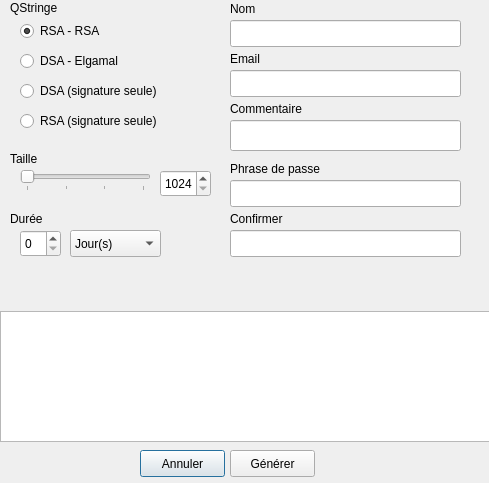
Before: the Qt Designer form GuiPG/src/View/keycreation.ui in Diakakodo/GuiPG, drawn with Qt 5.
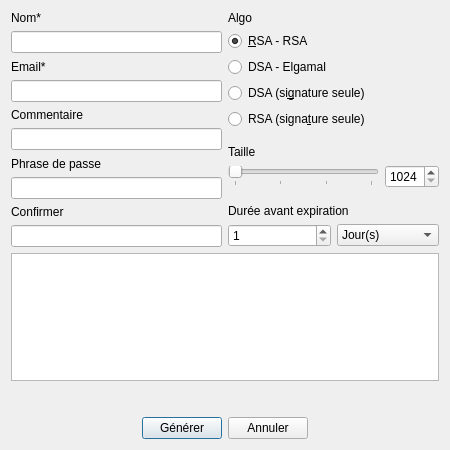
After: the same form once the commit is applied.

Commit message: maj creation de clefs, ajout de plein de layout de partout, la vue se comporte beaucoup mieuxgit add GuiPG/src/View/keycreation.*! Correction de la gestion de la passphrase, (elle est non obligatoire, et le commentaire aussi, et aussi plus de missing argument de la part de notre cher gpg si on ne renseigne pas ces champs

```diff
--- a/GuiPG/src/View/keycreation.ui
+++ b/GuiPG/src/View/keycreation.ui
@@ -6,90 +6,163 @@
    <rect>
     <x>0</x>
     <y>0</y>
-    <width>489</width>
-    <height>483</height>
+    <width>450</width>
+    <height>450</height>
    </rect>
   </property>
+  <property name="minimumSize">
+   <size>
+    <width>450</width>
+    <height>450</height>
+   </size>
+  </property>
   <property name="windowTitle">
    <string>Création de clé</string>
   </property>
+  <layout class="QVBoxLayout" name="verticalLayout_4">
+   <item>
+    <layout class="QHBoxLayout" name="horizontalLayout_3">
+     <item>
+      <layout class="QVBoxLayout" name="verticalLayout_2">
+       <item>
+        <widget class="QLabel" name="label_4">
+         <property name="text">
+          <string>Nom*</string>
+         </property>
+        </widget>
+       </item>
+       <item>
+        <widget class="QLineEdit" name="lineEdit"/>
+       </item>
+       <item>
+        <widget class="QLabel" name="label_6">
+         <property name="text">
+          <string>Email*</string>
+         </property>
+        </widget>
+       </item>
+       <item>
+        <widget class="QLineEdit" name="lineEdit_3"/>
+       </item>
+       <item>
+        <widget class="QLabel" name="label_7">
+         <property name="text">
+          <string>Commentaire</string>
+         </property>
+        </widget>
+       </item>
+       <item>
+        <widget class="QLineEdit" name="lineEdit_2"/>
+       </item>
+       <item>
+        <widget class="QLabel" name="label_8">
+         <property name="text">
+          <string>Phrase de passe</string>
+         </property>
+        </widget>
+       </item>
+       <item>
+        <widget class="QLineEdit" name="lineEdit_4">
+         <property name="echoMode">
+          <enum>QLineEdit::Password</enum>
+         </property>
+        </widget>
+       </item>
+       <item>
+        <widget class="QLabel" name="label_9">
+         <property name="text">
+          <string>Confirmer</string>
+         </property>
+        </widget>
+       </item>
+       <item>
+        <widget class="QLineEdit" name="lineEdit_5">
+         <property name="echoMode">
+          <enum>QLineEdit::Password</enum>
+         </property>
+        </widget>
+       </item>
+      </layout>
+     </item>
+     <item>
+      <layout class="QVBoxLayout" name="verticalLayout_3">
+       <item>
   <widget class="QLabel" name="label">
-   <property name="geometry">
-    <rect>
-     <x>10</x>
-     <y>0</y>
-     <width>71</width>
-     <height>16</height>
-    </rect>
+         <property name="sizePolicy">
+          <sizepolicy hsizetype="Preferred" vsizetype="Fixed">
+           <horstretch>0</horstretch>
+           <verstretch>0</verstretch>
+          </sizepolicy>
    </property>
    <property name="text">
-    <string>QStringe</string>
-   </property>
-  </widget>
+          <string>Algo</string>
+         </property>
+        </widget>
+       </item>
+       <item>
   <widget class="QRadioButton" name="radioButton">
-   <property name="geometry">
-    <rect>
-     <x>20</x>
-     <y>20</y>
-     <width>102</width>
-     <height>22</height>
-    </rect>
-   </property>
    <property name="text">
-    <string>RSA - RSA</string>
+          <string>&amp;RSA - RSA</string>
    </property>
    <property name="checked">
     <bool>true</bool>
    </property>
   </widget>
+       </item>
+       <item>
   <widget class="QRadioButton" name="radioButton_2">
-   <property name="geometry">
-    <rect>
-     <x>20</x>
-     <y>50</y>
-     <width>111</width>
-     <height>22</height>
-    </rect>
-   </property>
    <property name="text">
     <string>DSA - Elgamal</string>
    </property>
   </widget>
+       </item>
+       <item>
   <widget class="QRadioButton" name="radioButton_3">
-   <property name="geometry">
-    <rect>
-     <x>20</x>
-     <y>80</y>
-     <width>161</width>
-     <height>22</height>
-    </rect>
-   </property>
    <property name="text">
-    <string>DSA (signature seule)</string>
-   </property>
-  </widget>
+          <string>DSA (si&amp;gnature seule)</string>
+         </property>
+        </widget>
+       </item>
+       <item>
   <widget class="QRadioButton" name="radioButton_4">
-   <property name="geometry">
-    <rect>
-     <x>20</x>
-     <y>110</y>
-     <width>151</width>
-     <height>22</height>
-    </rect>
-   </property>
+         <property name="text">
+          <string>RSA (signa&amp;ture seule)</string>
+         </property>
+        </widget>
+       </item>
+       <item>
+        <spacer name="verticalSpacer">
+         <property name="orientation">
+          <enum>Qt::Vertical</enum>
+         </property>
+         <property name="sizeType">
+          <enum>QSizePolicy::Fixed</enum>
+         </property>
+         <property name="sizeHint" stdset="0">
+          <size>
+           <width>20</width>
+           <height>10</height>
+          </size>
+         </property>
+        </spacer>
+       </item>
+       <item>
+        <widget class="QLabel" name="label_2">
+         <property name="sizePolicy">
+          <sizepolicy hsizetype="Preferred" vsizetype="Fixed">
+           <horstretch>0</horstretch>
+           <verstretch>0</verstretch>
+          </sizepolicy>
+         </property>
    <property name="text">
-    <string>RSA (signature seule)</string>
-   </property>
-  </widget>
+          <string>Taille</string>
+         </property>
+        </widget>
+       </item>
+       <item>
+        <layout class="QHBoxLayout" name="horizontalLayout">
+         <item>
   <widget class="QSlider" name="horizontalSlider">
-   <property name="geometry">
-    <rect>
-     <x>20</x>
-     <y>170</y>
-     <width>131</width>
-     <height>21</height>
-    </rect>
-   </property>
    <property name="toolTip">
     <string/>
    </property>
@@ -118,44 +191,71 @@
     <number>1024</number>
    </property>
   </widget>
-  <widget class="QLabel" name="label_2">
-   <property name="geometry">
-    <rect>
-     <x>10</x>
-     <y>150</y>
-     <width>71</width>
-     <height>17</height>
-    </rect>
-   </property>
-   <property name="text">
-    <string>Taille</string>
-   </property>
-  </widget>
+         </item>
+         <item>
+          <widget class="QSpinBox" name="spinBox_2">
+           <property name="minimum">
+            <number>1024</number>
+           </property>
+           <property name="maximum">
+            <number>4096</number>
+           </property>
+           <property name="value">
+            <number>1024</number>
+           </property>
+          </widget>
+         </item>
+        </layout>
+       </item>
+       <item>
+        <spacer name="verticalSpacer_2">
+         <property name="orientation">
+          <enum>Qt::Vertical</enum>
+         </property>
+         <property name="sizeType">
+          <enum>QSizePolicy::Fixed</enum>
+         </property>
+         <property name="sizeHint" stdset="0">
+          <size>
+           <width>20</width>
+           <height>10</height>
+          </size>
+         </property>
+        </spacer>
+       </item>
+       <item>
   <widget class="QLabel" name="label_3">
-   <property name="geometry">
-    <rect>
-     <x>10</x>
-     <y>210</y>
-     <width>55</width>
-     <height>17</height>
-    </rect>
+         <property name="sizePolicy">
+          <sizepolicy hsizetype="Preferred" vsizetype="Fixed">
+           <horstretch>0</horstretch>
+           <verstretch>0</verstretch>
+          </sizepolicy>
    </property>
    <property name="text">
-    <string>Durée</string>
-   </property>
-  </widget>
+          <string>Durée avant expiration</string>
+         </property>
+        </widget>
+       </item>
+       <item>
+        <layout class="QHBoxLayout" name="horizontalLayout_2">
+         <item>
+          <widget class="QSpinBox" name="spinBox">
+           <property name="enabled">
+            <bool>true</bool>
+           </property>
+           <property name="minimum">
+            <number>1</number>
+           </property>
+           <property name="maximum">
+            <number>364</number>
+           </property>
+          </widget>
+         </item>
+         <item>
   <widget class="QComboBox" name="comboBox">
    <property name="enabled">
     <bool>true</bool>
    </property>
-   <property name="geometry">
-    <rect>
-     <x>70</x>
-     <y>230</y>
-     <width>91</width>
-     <height>27</height>
-    </rect>
-   </property>
    <property name="currentText">
     <string>Jour(s)</string>
    </property>
@@ -188,109 +288,57 @@
     </property>
    </item>
   </widget>
-  <widget class="QSpinBox" name="spinBox">
-   <property name="enabled">
-    <bool>true</bool>
-   </property>
-   <property name="geometry">
-    <rect>
-     <x>20</x>
-     <y>230</y>
-     <width>41</width>
-     <height>27</height>
-    </rect>
-   </property>
-   <property name="maximum">
-    <number>99</number>
-   </property>
-  </widget>
-  <widget class="QLabel" name="label_4">
-   <property name="geometry">
-    <rect>
-     <x>230</x>
-     <y>0</y>
-     <width>55</width>
-     <height>17</height>
-    </rect>
-   </property>
-   <property name="text">
-    <string>Nom</string>
-   </property>
-  </widget>
-  <widget class="QLabel" name="label_6">
-   <property name="geometry">
-    <rect>
-     <x>230</x>
-     <y>50</y>
-     <width>55</width>
-     <height>17</height>
-    </rect>
-   </property>
-   <property name="text">
-    <string>Email</string>
-   </property>
-  </widget>
-  <widget class="QLabel" name="label_7">
-   <property name="geometry">
-    <rect>
-     <x>230</x>
-     <y>100</y>
-     <width>91</width>
-     <height>17</height>
-    </rect>
-   </property>
-   <property name="text">
-    <string>Commentaire</string>
-   </property>
-  </widget>
-  <widget class="QLineEdit" name="lineEdit">
-   <property name="geometry">
-    <rect>
-     <x>230</x>
-     <y>20</y>
-     <width>231</width>
-     <height>27</height>
-    </rect>
-   </property>
-  </widget>
-  <widget class="QLineEdit" name="lineEdit_3">
-   <property name="geometry">
-    <rect>
-     <x>230</x>
-     <y>70</y>
-     <width>231</width>
-     <height>27</height>
-    </rect>
-   </property>
-  </widget>
-  <widget class="QSpinBox" name="spinBox_2">
-   <property name="geometry">
-    <rect>
-     <x>160</x>
-     <y>170</y>
-     <width>51</width>
-     <height>27</height>
-    </rect>
-   </property>
-   <property name="minimum">
-    <number>1024</number>
-   </property>
-   <property name="maximum">
-    <number>4096</number>
-   </property>
-   <property name="value">
-    <number>1024</number>
-   </property>
-  </widget>
+         </item>
+        </layout>
+       </item>
+      </layout>
+     </item>
+    </layout>
+   </item>
+   <item>
+    <layout class="QVBoxLayout" name="verticalLayout">
+     <item>
+      <widget class="QTextBrowser" name="dataBrowser">
+       <property name="minimumSize">
+        <size>
+         <width>0</width>
+         <height>100</height>
+        </size>
+       </property>
+       <property name="baseSize">
+        <size>
+         <width>0</width>
+         <height>100</height>
+        </size>
+       </property>
+       <property name="autoFillBackground">
+        <bool>false</bool>
+       </property>
+       <property name="sizeAdjustPolicy">
+        <enum>QAbstractScrollArea::AdjustToContents</enum>
+       </property>
+      </widget>
+     </item>
+    </layout>
+   </item>
+   <item>
+    <spacer name="verticalSpacer_3">
+     <property name="orientation">
+      <enum>Qt::Vertical</enum>
+     </property>
+     <property name="sizeType">
+      <enum>QSizePolicy::Fixed</enum>
+     </property>
+     <property name="sizeHint" stdset="0">
+      <size>
+       <width>20</width>
+       <height>10</height>
+      </size>
+     </property>
+    </spacer>
+   </item>
+   <item>
   <widget class="QLabel" name="label_5">
-   <property name="geometry">
-    <rect>
-     <x>20</x>
-     <y>260</y>
-     <width>441</width>
-     <height>41</height>
-    </rect>
-   </property>
    <property name="palette">
     <palette>
      <active>
@@ -710,116 +758,64 @@
     <string/>
    </property>
   </widget>
-  <widget class="QPushButton" name="pushButton">
-   <property name="geometry">
-    <rect>
-     <x>140</x>
-     <y>450</y>
-     <width>85</width>
-     <height>27</height>
-    </rect>
-   </property>
-   <property name="text">
-    <string>Annuler</string>
-   </property>
-  </widget>
+   </item>
+   <item>
+    <layout class="QHBoxLayout" name="horizontalLayout_4">
+     <item>
+      <spacer name="horizontalSpacer_2">
+       <property name="orientation">
+        <enum>Qt::Horizontal</enum>
+       </property>
+       <property name="sizeHint" stdset="0">
+        <size>
+         <width>40</width>
+         <height>20</height>
+        </size>
+       </property>
+      </spacer>
+     </item>
+     <item>
   <widget class="QPushButton" name="pushButton_2">
-   <property name="geometry">
-    <rect>
-     <x>230</x>
-     <y>450</y>
-     <width>85</width>
-     <height>27</height>
-    </rect>
+       <property name="maximumSize">
+        <size>
+         <width>80</width>
+         <height>16777215</height>
+        </size>
    </property>
    <property name="text">
     <string>Générer</string>
    </property>
   </widget>
-  <widget class="QLineEdit" name="lineEdit_2">
-   <property name="geometry">
-    <rect>
-     <x>230</x>
-     <y>120</y>
-     <width>231</width>
-     <height>31</height>
-    </rect>
-   </property>
-  </widget>
-  <widget class="QLabel" name="label_8">
-   <property name="geometry">
-    <rect>
-     <x>230</x>
-     <y>160</y>
-     <width>111</width>
-     <height>17</height>
-    </rect>
-   </property>
+     </item>
+     <item>
+      <widget class="QPushButton" name="pushButton">
+       <property name="maximumSize">
+        <size>
+         <width>80</width>
+         <height>16777215</height>
+        </size>
+       </property>
    <property name="text">
-    <string>Phrase de passe</string>
-   </property>
-  </widget>
-  <widget class="QLineEdit" name="lineEdit_4">
-   <property name="geometry">
-    <rect>
-     <x>230</x>
-     <y>180</y>
-     <width>231</width>
-     <height>27</height>
-    </rect>
-   </property>
-   <property name="echoMode">
-    <enum>QLineEdit::Password</enum>
-   </property>
-  </widget>
-  <widget class="QWidget" name="verticalLayoutWidget">
-   <property name="geometry">
-    <rect>
-     <x>0</x>
-     <y>311</y>
-     <width>491</width>
-     <height>131</height>
-    </rect>
-   </property>
-   <layout class="QVBoxLayout" name="verticalLayout">
+        <string>Annuler</string>
+       </property>
+      </widget>
+     </item>
     <item>
-     <widget class="QTextBrowser" name="dataBrowser">
-      <property name="autoFillBackground">
-       <bool>false</bool>
-      </property>
-      <property name="sizeAdjustPolicy">
-       <enum>QAbstractScrollArea::AdjustToContents</enum>
-      </property>
-     </widget>
-    </item>
-   </layout>
-  </widget>
-  <widget class="QLabel" name="label_9">
-   <property name="geometry">
-    <rect>
-     <x>230</x>
-     <y>210</y>
-     <width>111</width>
-     <height>17</height>
-    </rect>
-   </property>
-   <property name="text">
-    <string>Confirmer</string>
-   </property>
-  </widget>
-  <widget class="QLineEdit" name="lineEdit_5">
-   <property name="geometry">
-    <rect>
-     <x>230</x>
-     <y>230</y>
-     <width>231</width>
-     <height>27</height>
-    </rect>
-   </property>
-   <property name="echoMode">
-    <enum>QLineEdit::Password</enum>
-   </property>
-  </widget>
+      <spacer name="horizontalSpacer">
+       <property name="orientation">
+        <enum>Qt::Horizontal</enum>
+       </property>
+       <property name="sizeHint" stdset="0">
+        <size>
+         <width>40</width>
+         <height>20</height>
+        </size>
+       </property>
+      </spacer>
+     </item>
+    </layout>
+   </item>
+  </layout>
  </widget>
  <resources/>
  <connections/>
```
Left out of the diff: 3 changed lines with no effect on the pictures. Lines whose indentation alone changed are shown as unchanged. The commit also changes 1 other file.
